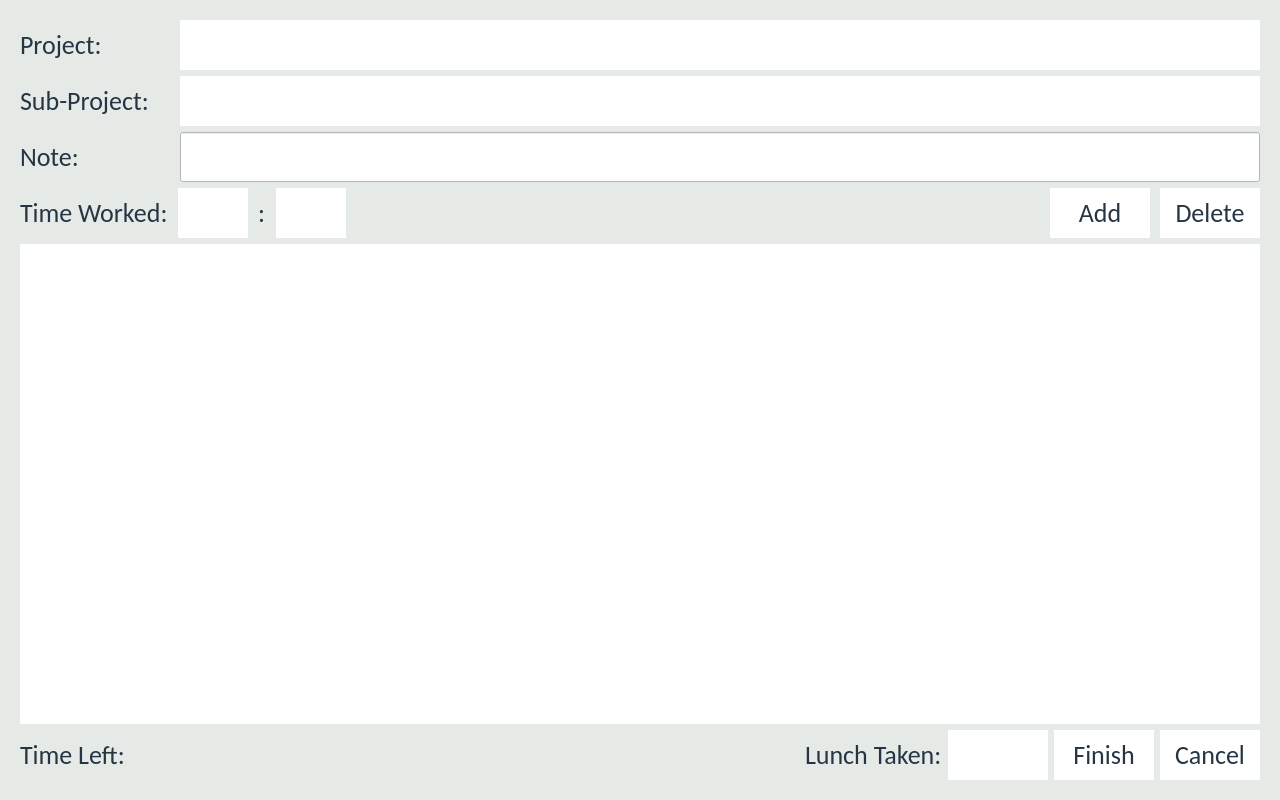
First picture: the form in Source/Time-Track/clockoutform.ui, repository joshuawootonn/time-track, before the edit.
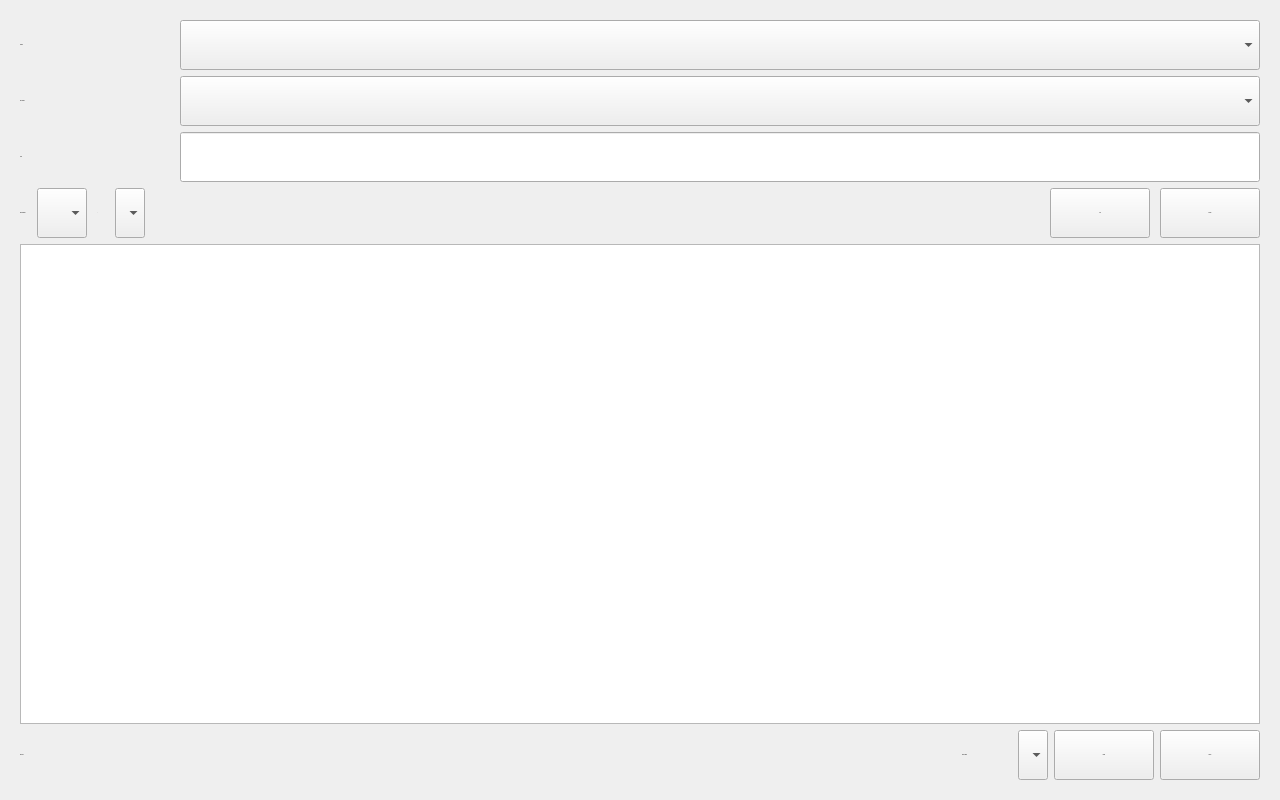
Second picture: the form after the edit.

Commit message: widen scroll bar

What changed in the file:
```diff
--- a/Source/Time-Track/clockoutform.ui
+++ b/Source/Time-Track/clockoutform.ui
@@ -130,7 +130,14 @@
     left: 10px;
     padding: 0 3px 0 3px;
 }
-</string>
+
+QScrollBar:vertical {
+border-radius: 10px;
+background: black;
+width: 100px;
+/ margin sets up how far the handle can travel*/
+margin: 0px 0px 0px 0px;
+}</string>
   </property>
   <layout class="QGridLayout" name="gridLayout">
    <item row="0" column="0">
```
The commit also changes 8 other files.
